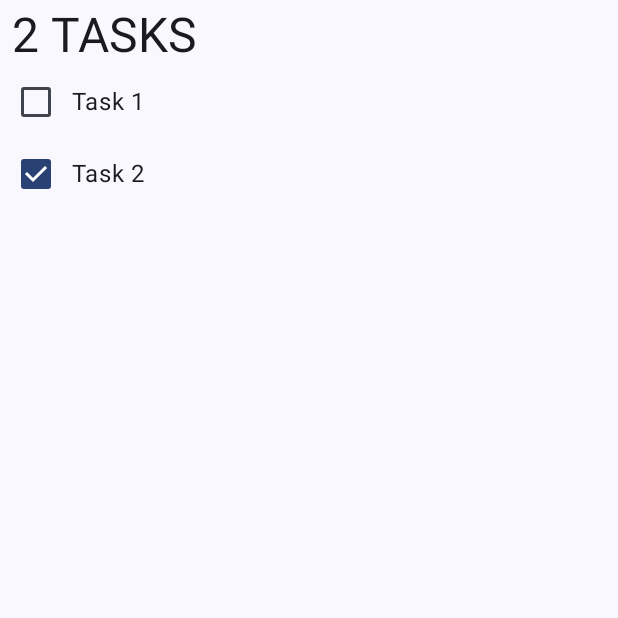
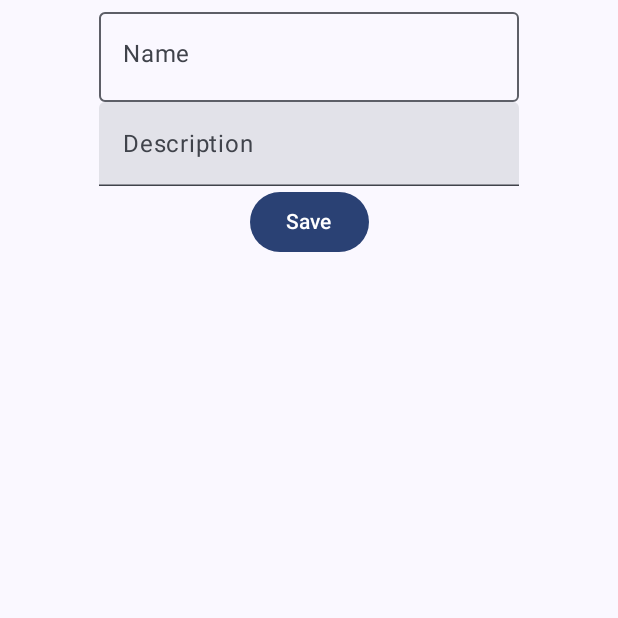
Before and after one commit to ryannmahajan/tasky, an Android app built with Jetpack Compose: the screen it shows after launch (MainActivity), on a phone screen of 412 x 824 dp, the top half of it. Run offline under Robolectric (Android 15) with nearby library versions, the phone set to English and light mode, and no system bars.

Commit message:
Added detail screen

```diff
--- a/app/build.gradle.kts
+++ b/app/build.gradle.kts
@@ -67,4 +67,5 @@ dependencies {
     debugImplementation("androidx.compose.ui:ui-tooling")
     debugImplementation("androidx.compose.ui:ui-test-manifest")
     implementation ("androidx.lifecycle:lifecycle-runtime-compose")
+    implementation ("androidx.lifecycle:lifecycle-viewmodel-compose")
 }
--- a/app/src/main/java/com/ryannm/tasky/presentation/MainScreen.kt
+++ b/app/src/main/java/com/ryannm/tasky/presentation/MainScreen.kt
@@ -1,9 +1,10 @@
 package com.ryannm.tasky.presentation
 
 import androidx.compose.runtime.Composable
+import com.ryannm.tasky.presentation.detail.DetailScreen
 import com.ryannm.tasky.presentation.list.ListScreen
 
 @Composable
 fun MainScreen() {
-    ListScreen()
+    DetailScreen()
 }
--- /dev/null
+++ b/app/src/main/java/com/ryannm/tasky/presentation/detail/DetailScreen.kt
@@ -0,0 +1,50 @@
+@file:OptIn(ExperimentalMaterial3Api::class)
+
+package com.ryannm.tasky.presentation.detail
+
+import androidx.compose.foundation.layout.Arrangement
+import androidx.compose.foundation.layout.Column
+import androidx.compose.foundation.layout.fillMaxSize
+import androidx.compose.material3.Button
+import androidx.compose.material3.ExperimentalMaterial3Api
+import androidx.compose.material3.MaterialTheme
+import androidx.compose.material3.OutlinedTextField
+import androidx.compose.material3.Text
+import androidx.compose.material3.TextField
+import androidx.compose.runtime.Composable
+import androidx.compose.runtime.getValue
+import androidx.compose.ui.Alignment
+import androidx.compose.ui.Modifier
+import androidx.compose.ui.res.stringResource
+import androidx.compose.ui.tooling.preview.Preview
+import androidx.lifecycle.compose.collectAsStateWithLifecycle
+import androidx.lifecycle.viewmodel.compose.viewModel
+import com.ryannm.tasky.R
+
+@Composable
+fun DetailScreen(
+    detailVM: DetailVM = viewModel()
+) {
+    val task by detailVM.task.collectAsStateWithLifecycle()
+    Column (
+        modifier = Modifier.fillMaxSize(),
+        horizontalAlignment = Alignment.CenterHorizontally,
+        verticalArrangement = Arrangement.Top
+    ) {
+        OutlinedTextField(value = task.title,
+            onValueChange = detailVM::onTitleChange,
+            textStyle = MaterialTheme.typography.titleLarge,
+            label = {Text(stringResource(R.string.title))})
+        TextField(value = task.description,
+            onValueChange = detailVM::onDescriptionChange,
+            textStyle = MaterialTheme.typography.bodyLarge,
+            label = {Text(stringResource(R.string.description))})
+        Button(onClick = {} ) {
+            Text("Save")
+        }
+    }
+}
+
+@Composable
+@Preview
+private fun detailScreenPreview() = DetailScreen()
--- /dev/null
+++ b/app/src/main/java/com/ryannm/tasky/presentation/detail/DetailVM.kt
@@ -0,0 +1,19 @@
+package com.ryannm.tasky.presentation.detail
+
+import androidx.lifecycle.ViewModel
+import com.ryannm.tasky.domain.model.Task
+import kotlinx.coroutines.flow.MutableStateFlow
+import kotlinx.coroutines.flow.asStateFlow
+
+class DetailVM:ViewModel() {
+    private val _task = MutableStateFlow(Task())
+    val task = _task.asStateFlow()
+
+    fun onTitleChange(it:String) {
+        _task.value = _task.value.copy(title = it)
+    }
+
+    fun onDescriptionChange(it:String) {
+        _task.value = _task.value.copy(description = it)
+    }
+}
--- a/app/src/main/res/values/strings.xml
+++ b/app/src/main/res/values/strings.xml
@@ -1,3 +1,5 @@
 <resources>
     <string name="app_name">Tasky</string>
+    <string name="title">Name</string>
+    <string name="description">Description</string>
 </resources>
```
